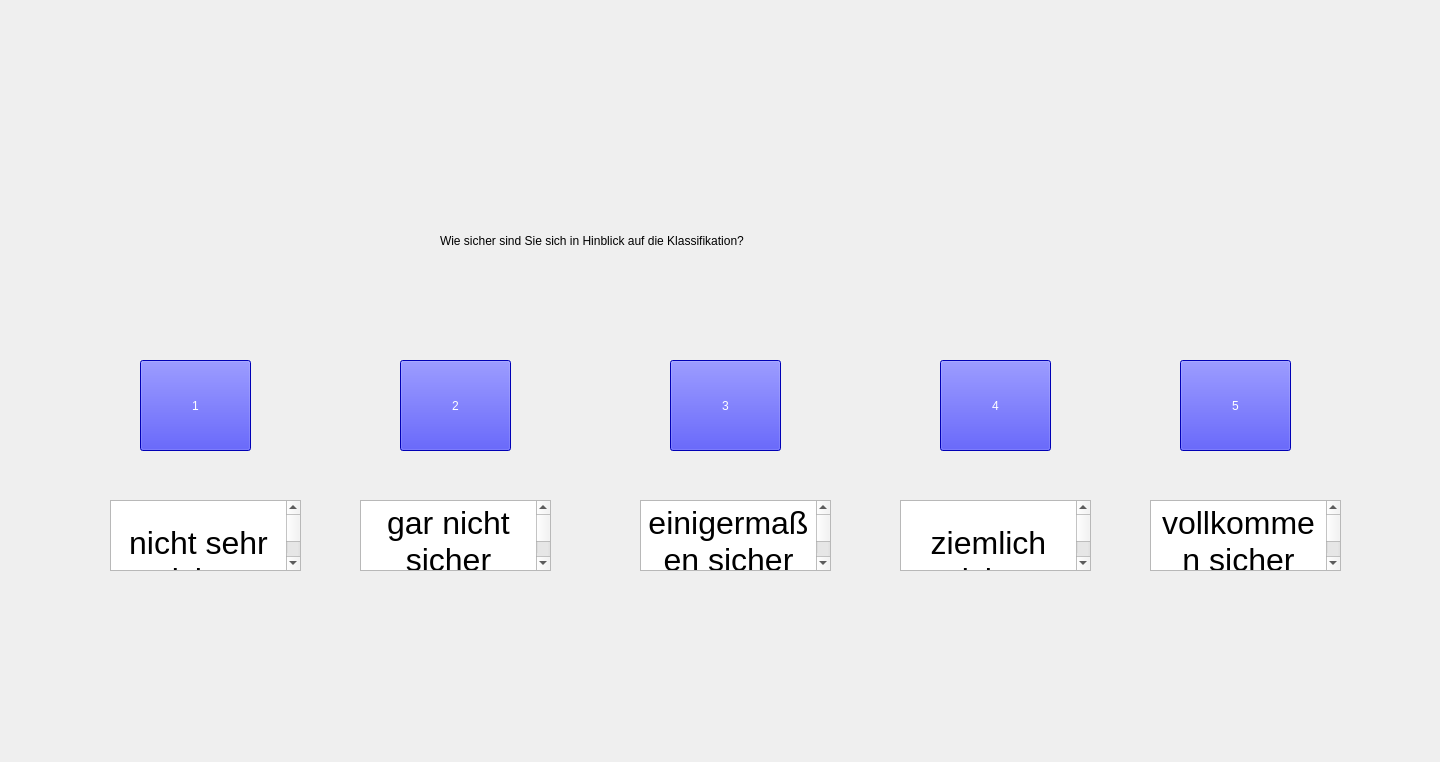
IKI-Lab/auscultation_AI_noise_exp, file forms/confidence.ui: the form before one commit.
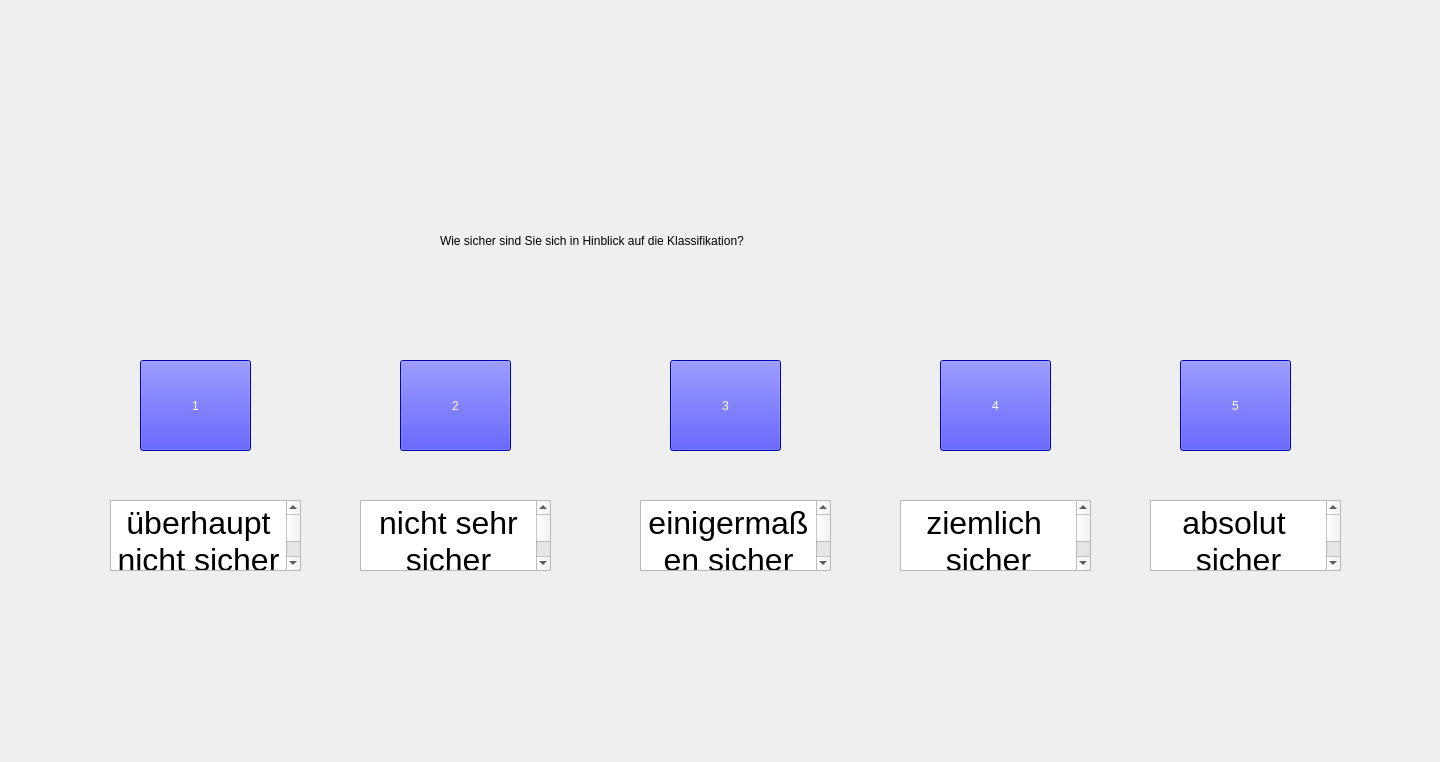
The form after the commit.

```diff
--- a/forms/confidence.ui
+++ b/forms/confidence.ui
@@ -124,7 +124,7 @@
 &lt;html&gt;&lt;head&gt;&lt;meta name=&quot;qrichtext&quot; content=&quot;1&quot; /&gt;&lt;style type=&quot;text/css&quot;&gt;
 p, li { white-space: pre-wrap; }
 &lt;/style&gt;&lt;/head&gt;&lt;body style=&quot; font-family:'.AppleSystemUIFont'; font-size:13pt; font-weight:400; font-style:normal;&quot;&gt;
-&lt;p align=&quot;center&quot; style=&quot; margin-top:0px; margin-bottom:0px; margin-left:0px; margin-right:0px; -qt-block-indent:0; text-indent:0px;&quot;&gt;&lt;span style=&quot; font-size:24pt;&quot;&gt;gar nicht&lt;/span&gt;&lt;/p&gt;
+&lt;p align=&quot;center&quot; style=&quot; margin-top:0px; margin-bottom:0px; margin-left:0px; margin-right:0px; -qt-block-indent:0; text-indent:0px;&quot;&gt;&lt;span style=&quot; font-size:24pt;&quot;&gt;nicht sehr&lt;/span&gt;&lt;/p&gt;
 &lt;p align=&quot;center&quot; style=&quot; margin-top:0px; margin-bottom:0px; margin-left:0px; margin-right:0px; -qt-block-indent:0; text-indent:0px;&quot;&gt;&lt;span style=&quot; font-size:24pt;&quot;&gt;sicher&lt;/span&gt;&lt;/p&gt;
 &lt;p align=&quot;center&quot; style=&quot;-qt-paragraph-type:empty; margin-top:0px; margin-bottom:0px; margin-left:0px; margin-right:0px; -qt-block-indent:0; text-indent:0px; font-size:24pt;&quot;&gt;&lt;br /&gt;&lt;/p&gt;&lt;/body&gt;&lt;/html&gt;</string>
    </property>
@@ -143,8 +143,7 @@
 &lt;html&gt;&lt;head&gt;&lt;meta name=&quot;qrichtext&quot; content=&quot;1&quot; /&gt;&lt;style type=&quot;text/css&quot;&gt;
 p, li { white-space: pre-wrap; }
 &lt;/style&gt;&lt;/head&gt;&lt;body style=&quot; font-family:'.AppleSystemUIFont'; font-size:13pt; font-weight:400; font-style:normal;&quot;&gt;
-&lt;p align=&quot;center&quot; style=&quot;-qt-paragraph-type:empty; margin-top:0px; margin-bottom:0px; margin-left:0px; margin-right:0px; -qt-block-indent:0; text-indent:0px;&quot;&gt;&lt;br /&gt;&lt;/p&gt;
-&lt;p align=&quot;center&quot; style=&quot; margin-top:0px; margin-bottom:0px; margin-left:0px; margin-right:0px; -qt-block-indent:0; text-indent:0px;&quot;&gt;&lt;span style=&quot; font-size:24pt;&quot;&gt;nicht sehr sicher&lt;/span&gt;&lt;/p&gt;
+&lt;p align=&quot;center&quot; style=&quot; margin-top:0px; margin-bottom:0px; margin-left:0px; margin-right:0px; -qt-block-indent:0; text-indent:0px;&quot;&gt;&lt;span style=&quot; font-size:24pt;&quot;&gt;überhaupt nicht sicher - ich rate&lt;/span&gt;&lt;/p&gt;
 &lt;p align=&quot;center&quot; style=&quot;-qt-paragraph-type:empty; margin-top:0px; margin-bottom:0px; margin-left:0px; margin-right:0px; -qt-block-indent:0; text-indent:0px; font-size:24pt;&quot;&gt;&lt;br /&gt;&lt;/p&gt;&lt;/body&gt;&lt;/html&gt;</string>
    </property>
   </widget>
@@ -180,8 +179,8 @@
 &lt;html&gt;&lt;head&gt;&lt;meta name=&quot;qrichtext&quot; content=&quot;1&quot; /&gt;&lt;style type=&quot;text/css&quot;&gt;
 p, li { white-space: pre-wrap; }
 &lt;/style&gt;&lt;/head&gt;&lt;body style=&quot; font-family:'.AppleSystemUIFont'; font-size:13pt; font-weight:400; font-style:normal;&quot;&gt;
-&lt;p align=&quot;center&quot; style=&quot;-qt-paragraph-type:empty; margin-top:0px; margin-bottom:0px; margin-left:0px; margin-right:0px; -qt-block-indent:0; text-indent:0px;&quot;&gt;&lt;br /&gt;&lt;/p&gt;
-&lt;p align=&quot;center&quot; style=&quot; margin-top:0px; margin-bottom:0px; margin-left:0px; margin-right:0px; -qt-block-indent:0; text-indent:0px;&quot;&gt;&lt;span style=&quot; font-size:24pt;&quot;&gt;ziemlich sicher&lt;/span&gt;&lt;/p&gt;
+&lt;p align=&quot;center&quot; style=&quot; margin-top:0px; margin-bottom:0px; margin-left:0px; margin-right:0px; -qt-block-indent:0; text-indent:0px;&quot;&gt;&lt;span style=&quot; font-size:24pt;&quot;&gt;ziemlich &lt;/span&gt;&lt;/p&gt;
+&lt;p align=&quot;center&quot; style=&quot; margin-top:0px; margin-bottom:0px; margin-left:0px; margin-right:0px; -qt-block-indent:0; text-indent:0px;&quot;&gt;&lt;span style=&quot; font-size:24pt;&quot;&gt;sicher&lt;/span&gt;&lt;/p&gt;
 &lt;p align=&quot;center&quot; style=&quot;-qt-paragraph-type:empty; margin-top:0px; margin-bottom:0px; margin-left:0px; margin-right:0px; -qt-block-indent:0; text-indent:0px; font-size:24pt;&quot;&gt;&lt;br /&gt;&lt;/p&gt;&lt;/body&gt;&lt;/html&gt;</string>
    </property>
   </widget>
@@ -199,7 +198,8 @@
 &lt;html&gt;&lt;head&gt;&lt;meta name=&quot;qrichtext&quot; content=&quot;1&quot; /&gt;&lt;style type=&quot;text/css&quot;&gt;
 p, li { white-space: pre-wrap; }
 &lt;/style&gt;&lt;/head&gt;&lt;body style=&quot; font-family:'.AppleSystemUIFont'; font-size:13pt; font-weight:400; font-style:normal;&quot;&gt;
-&lt;p align=&quot;center&quot; style=&quot; margin-top:0px; margin-bottom:0px; margin-left:0px; margin-right:0px; -qt-block-indent:0; text-indent:0px;&quot;&gt;&lt;span style=&quot; font-size:24pt;&quot;&gt;vollkommen sicher&lt;/span&gt;&lt;/p&gt;
+&lt;p align=&quot;center&quot; style=&quot; margin-top:0px; margin-bottom:0px; margin-left:0px; margin-right:0px; -qt-block-indent:0; text-indent:0px;&quot;&gt;&lt;span style=&quot; font-size:24pt;&quot;&gt;absolut &lt;/span&gt;&lt;/p&gt;
+&lt;p align=&quot;center&quot; style=&quot; margin-top:0px; margin-bottom:0px; margin-left:0px; margin-right:0px; -qt-block-indent:0; text-indent:0px;&quot;&gt;&lt;span style=&quot; font-size:24pt;&quot;&gt;sicher&lt;/span&gt;&lt;/p&gt;
 &lt;p align=&quot;center&quot; style=&quot;-qt-paragraph-type:empty; margin-top:0px; margin-bottom:0px; margin-left:0px; margin-right:0px; -qt-block-indent:0; text-indent:0px; font-size:24pt;&quot;&gt;&lt;br /&gt;&lt;/p&gt;&lt;/body&gt;&lt;/html&gt;</string>
    </property>
   </widget>
```
